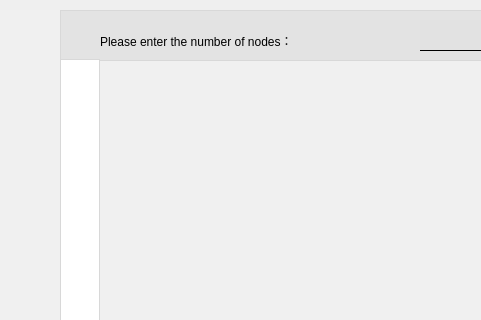
First picture: the form in total.ui, repository JC-Chen1/p2p_network_simulator, before the edit; both pictures show x 220 to 701 and y 0 to 320 of the 1338 by 830 pixel window.
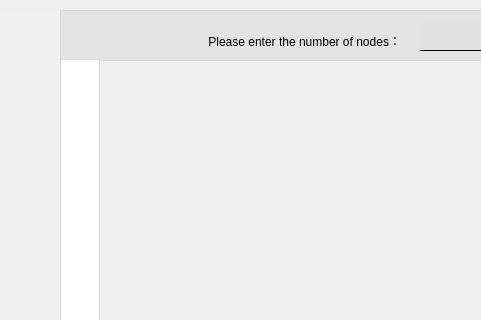
Second picture: the form after the edit. Icons and pictures are not drawn.

Patch:
```diff
--- a/total.ui
+++ b/total.ui
@@ -346,9 +346,9 @@
     <widget class="QLabel" name="label_3">
      <property name="geometry">
       <rect>
-       <x>40</x>
+       <x>20</x>
        <y>10</y>
-       <width>301</width>
+       <width>321</width>
        <height>41</height>
       </rect>
      </property>
@@ -360,6 +360,9 @@
      <property name="text">
       <string>Please enter the number of nodes：</string>
      </property>
+     <property name="alignment">
+      <set>Qt::AlignRight|Qt::AlignTrailing|Qt::AlignVCenter</set>
+     </property>
     </widget>
     <widget class="QPushButton" name="pushButton_generate">
      <property name="geometry">
```
Left out of the diff: 3 changed lines with no effect on the pictures.
